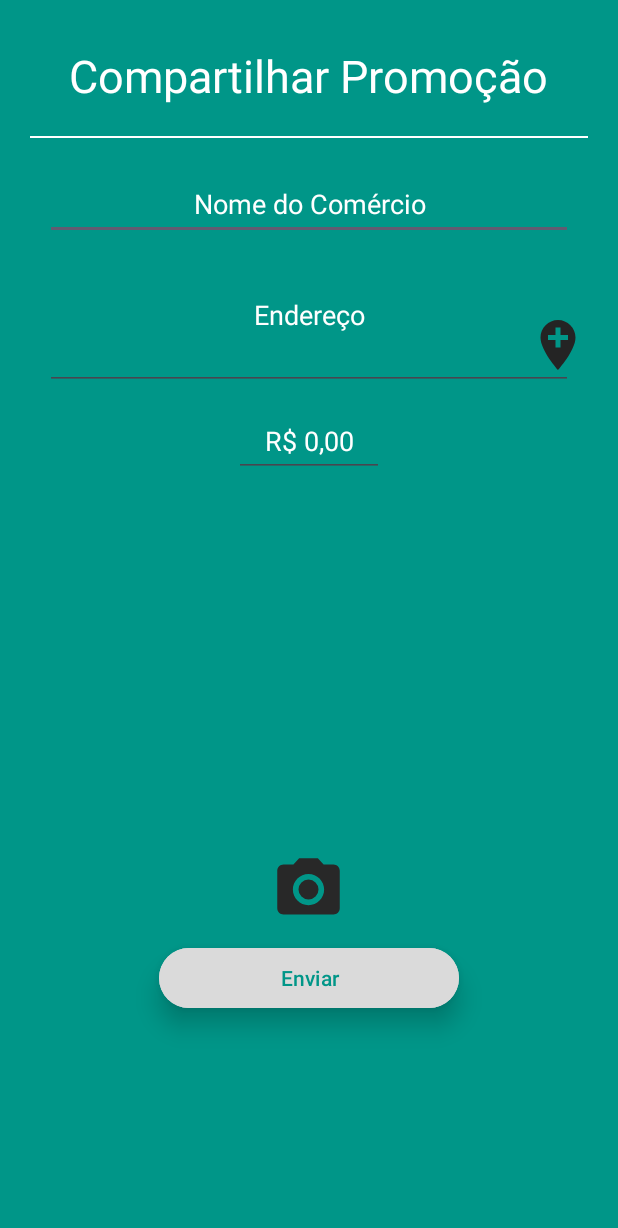
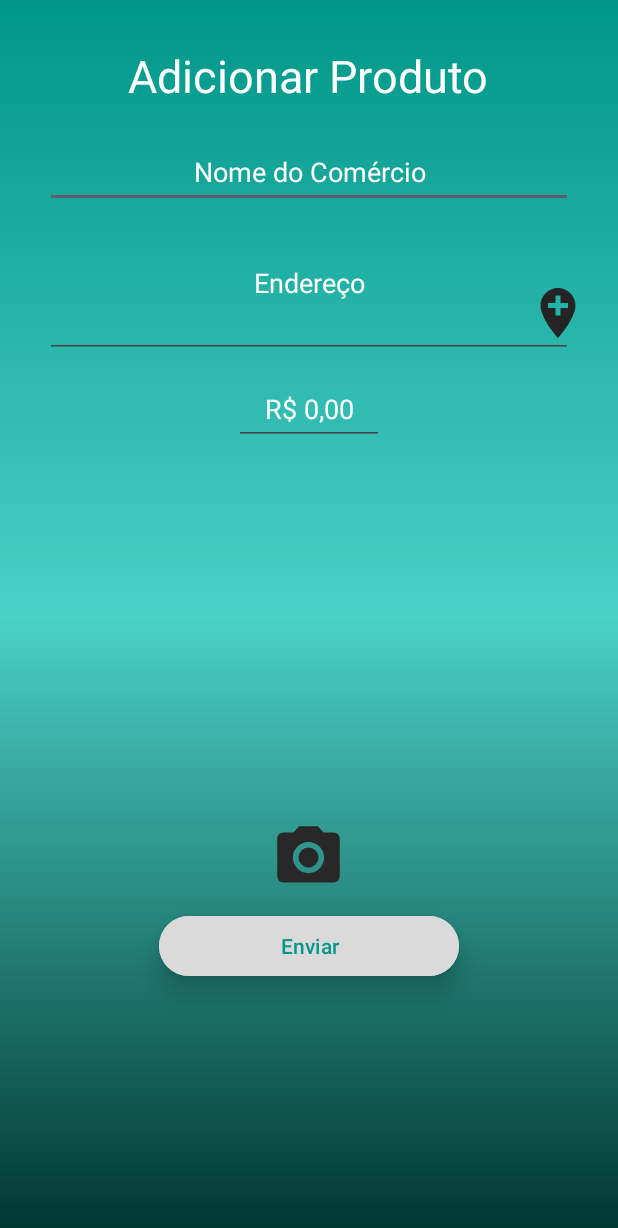
Before and after one commit to MarcosuelEsperidiao/Promo-app, an Android app: the AddProductActivity screen opened directly, with no data from a screen before it, on a phone screen of 412 x 824 dp. Shown: the top 1228 px of the screen. Run offline under Robolectric (Android 15) with nearby library versions, the phone set to English and light mode, and no system bars; pictures from the network do not load; Roboto replaces fonts that are not available here.

Commit message:
UpdateColor

```diff
--- a/app/src/main/res/layout/activity_add_product.xml
+++ b/app/src/main/res/layout/activity_add_product.xml
@@ -4,7 +4,7 @@
     android:id="@+id/main"
     android:layout_width="match_parent"
     android:layout_height="match_parent"
-    android:background="@color/green"
+    android:background="@drawable/gradient"
     tools:context=".View.AddProductActivity">
 
     <TextView
@@ -13,24 +13,19 @@
         android:layout_height="wrap_content"
         android:layout_centerHorizontal="true"
         android:layout_marginTop="30dp"
-        android:text="Compartilhar Promoção"
+        android:text="Adicionar Produto"
         android:textColor="@color/white"
         android:textSize="30sp" />
 
-    <View
-        android:id="@+id/text_view_shere"
-        android:layout_width="wrap_content"
-        android:layout_height="1dp"
-        android:layout_below="@id/text_shere"
-        android:layout_margin="20dp"
-        android:background="@color/white" />
+
 
     <EditText
         android:id="@+id/text_location"
         android:layout_width="match_parent"
         android:layout_height="48dp"
         android:maxLines="1"
-        android:layout_below="@id/text_view_shere"
+        android:layout_marginTop="20dp"
+        android:layout_below="@id/text_shere"
         android:inputType="text"
         android:textColor="@color/white"
         android:layout_marginStart="30dp"
--- a/app/src/main/res/layout/activity_layout_user.xml
+++ b/app/src/main/res/layout/activity_layout_user.xml
@@ -3,7 +3,7 @@
     xmlns:app="http://schemas.android.com/apk/res-auto"
     xmlns:tools="http://schemas.android.com/tools"
     android:id="@+id/main"
-    android:background="#009688"
+    android:background="@drawable/gradient"
     android:layout_width="match_parent"
     android:layout_height="match_parent"
     tools:context=".View.LayoutUserActivity">
@@ -14,7 +14,7 @@
         android:layout_height="wrap_content"
         android:layout_centerHorizontal="true"
         android:layout_marginTop="10dp"
-        android:text="@string/lowprice"
+        android:text="Promo"
         android:textColor="@color/black"
         android:textSize="30sp" />
 
--- a/app/src/main/res/layout/activity_user_creat.xml
+++ b/app/src/main/res/layout/activity_user_creat.xml
@@ -3,7 +3,7 @@
     xmlns:app="http://schemas.android.com/apk/res-auto"
     xmlns:tools="http://schemas.android.com/tools"
     android:id="@+id/main"
-    android:background="@color/green"
+    android:background="@drawable/gradient"
     android:layout_width="match_parent"
     android:layout_height="match_parent"
     tools:context=".Model.UserCreatActivity">
```
